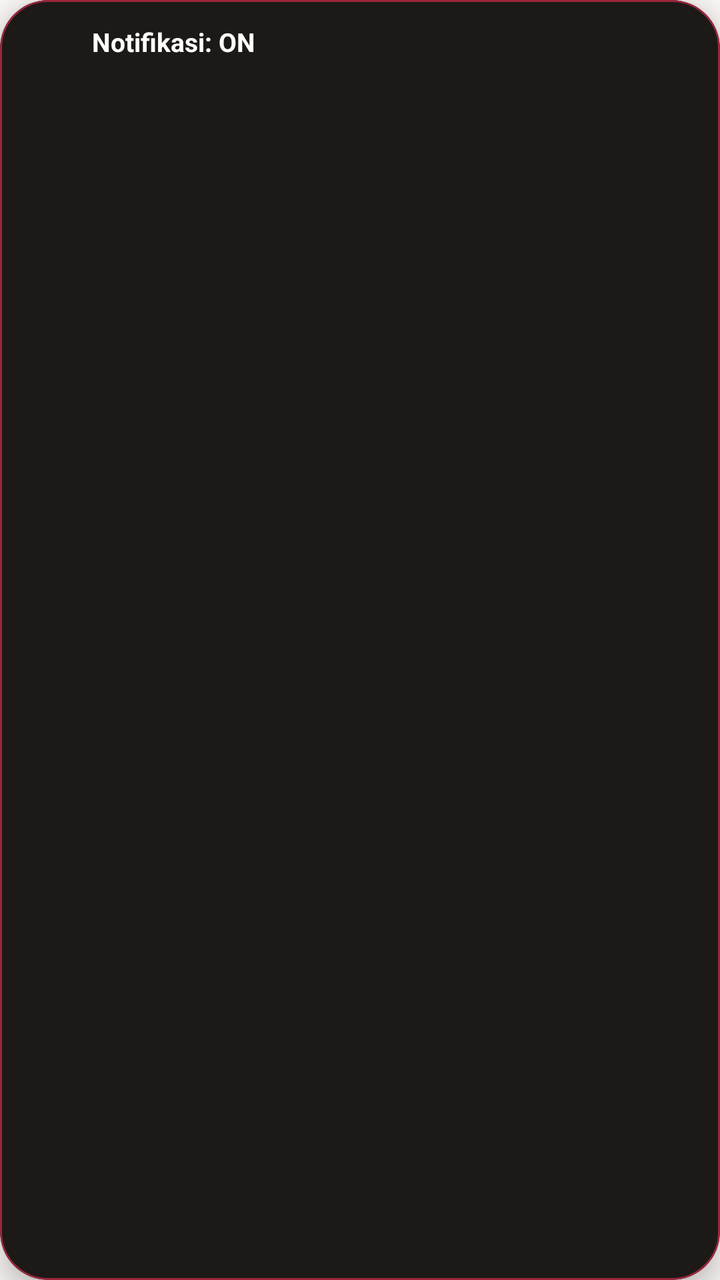
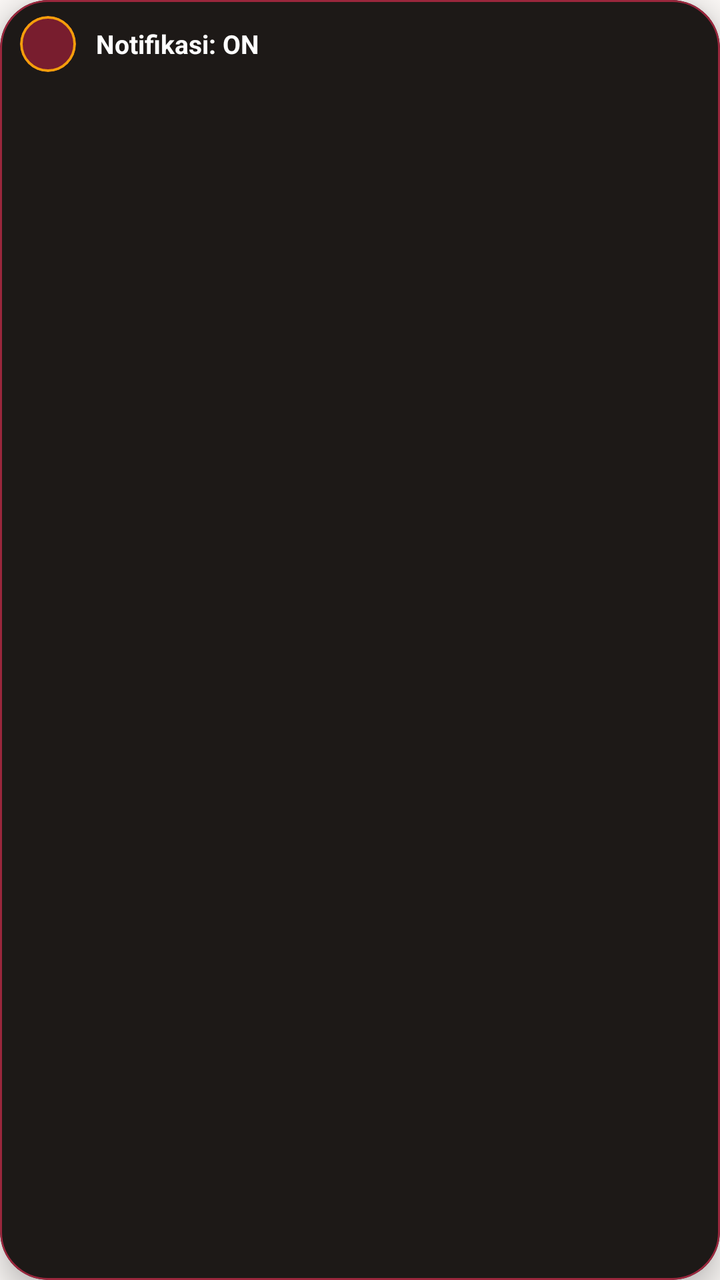

The first picture is an Android layout as it rendered before a commit; the second is the same layout after the commit. The layout source and the unified diff follow.
<!-- AndroidManifest.xml: application theme Theme.ApkBookingFIlm -->
<!-- res/layout/view_app_toast.xml -->
<?xml version="1.0" encoding="utf-8"?>
<com.google.android.material.card.MaterialCardView xmlns:android="http://schemas.android.com/apk/res/android"
    xmlns:app="http://schemas.android.com/apk/res-auto"
    android:layout_width="wrap_content"
    android:layout_height="wrap_content"
    app:cardBackgroundColor="@color/text_primary"
    app:cardCornerRadius="24dp"
    app:cardElevation="8dp"
    app:strokeColor="@color/maroon_light"
    app:strokeWidth="1dp">

    <LinearLayout
        android:layout_width="wrap_content"
        android:layout_height="wrap_content"
        android:gravity="center_vertical"
        android:orientation="horizontal"
        android:paddingStart="10dp"
        android:paddingTop="8dp"
        android:paddingEnd="16dp"
        android:paddingBottom="8dp">

        <ImageView
            android:id="@+id/ivAppToastLogo"
            android:layout_width="26dp"
            android:layout_height="26dp"
            android:src="@mipmap/ic_launcher_round" />

        <TextView
            android:id="@+id/tvAppToastMessage"
            android:layout_width="wrap_content"
            android:layout_height="wrap_content"
            android:layout_marginStart="10dp"
            android:maxWidth="250dp"
            android:text="Notifikasi: ON"
            android:textColor="@color/white"
            android:textSize="13sp"
            android:textStyle="bold" />
    </LinearLayout>
</com.google.android.material.card.MaterialCardView>
<!-- resources referenced by this layout -->
<resources>
  <color name="maroon_light">#9A273D</color>
  <color name="text_primary">#1D1917</color>
  <color name="white">#FFFFFFFF</color>
  <!-- mipmap ic_launcher_round (mipmap-anydpi-v26) -->
  <?xml version="1.0" encoding="utf-8"?>
  <adaptive-icon xmlns:android="http://schemas.android.com/apk/res/android">
      <background android:drawable="@drawable/ic_launcher_background" />
      <foreground android:drawable="@drawable/ic_launcher_foreground" />
      <monochrome android:drawable="@drawable/ic_launcher_foreground" />
  </adaptive-icon>
  <style name="Theme.ApkBookingFIlm" parent="Base.Theme.ApkBookingFIlm" />
  <!-- drawable ic_launcher_background (drawable) -->
  <?xml version="1.0" encoding="utf-8"?>
  <vector xmlns:android="http://schemas.android.com/apk/res/android"
      android:width="108dp"
      android:height="108dp"
      android:viewportWidth="108"
      android:viewportHeight="108">
      
      <path
          android:fillColor="#781D2E"
          android:pathData="M0,0h108v108h-108z" />
      <path
          android:fillColor="#581220"
          android:pathData="M0,62 L108,34 L108,108 L0,108 Z" />
      <path
          android:fillColor="#1AFBF2EC"
          android:pathData="M54,54m-42,0a42,42 0,1 1,84 0a42,42 0,1 1,-84 0" />
  </vector>
  <style name="Base.Theme.ApkBookingFIlm" parent="Theme.Material3.Light.NoActionBar">
          <item name="colorPrimary">@color/maroon_primary</item>
          <item name="colorPrimaryDark">@color/maroon_dark</item>
          <item name="colorSecondary">@color/maroon_light</item>
          <item name="colorSurface">@color/bg_surface</item>
          <item name="colorOnSurface">@color/text_primary</item>
          <item name="android:windowBackground">@color/bg_cream</item>
          <item name="android:statusBarColor">@color/bg_cream</item>
          <item name="android:windowLightStatusBar">true</item>
          <item name="android:navigationBarColor">@color/bg_white</item>
          <item name="android:windowLightNavigationBar" tools:targetApi="o_mr1">true</item>
          <item name="materialAlertDialogTheme">@style/ThemedAlertDialog</item>
      </style>
  <color name="maroon_primary">#781D2E</color>
  <color name="maroon_dark">#581220</color>
  <color name="bg_surface">#FFFFFF</color>
  <color name="bg_cream">#FAF7F5</color>
  <color name="bg_white">#FFFFFFFF</color>
  <style name="ThemedAlertDialog" parent="ThemeOverlay.Material3.MaterialAlertDialog">
          <item name="colorSurface">@color/bg_surface</item>
          <item name="colorPrimary">@color/maroon_primary</item>
          <item name="colorOnSurface">@color/text_primary</item>
          <item name="colorOnSurfaceVariant">@color/text_secondary</item>
          <item name="android:background">@color/bg_surface</item>
      </style>
  <color name="text_secondary">#6E6763</color>
  <!-- unchanged entries left out for length: 1 -->
</resources>

<!-- the commit's change to res/layout/view_app_toast.xml (unified diff, before → after) -->
@@ -19,11 +19,22 @@
         android:paddingEnd="16dp"
         android:paddingBottom="8dp">
 
-        <ImageView
-            android:id="@+id/ivAppToastLogo"
-            android:layout_width="26dp"
-            android:layout_height="26dp"
-            android:src="@mipmap/ic_launcher_round" />
+        <com.google.android.material.card.MaterialCardView
+            android:layout_width="28dp"
+            android:layout_height="28dp"
+            app:cardCornerRadius="14dp"
+            app:cardElevation="0dp"
+            app:strokeColor="@color/gold_star"
+            app:strokeWidth="1.2dp"
+            app:cardBackgroundColor="@color/maroon_primary">
+
+            <ImageView
+                android:id="@+id/ivAppToastLogo"
+                android:layout_width="match_parent"
+                android:layout_height="match_parent"
+                android:scaleType="centerCrop"
+                android:src="@mipmap/ic_launcher_round" />
+        </com.google.android.material.card.MaterialCardView>
 
         <TextView
             android:id="@+id/tvAppToastMessage"
<!-- resource entries referenced after the edit -->
@@ -1,5 +1,6 @@
 <!-- resources referenced by this layout -->
 <resources>
+  <color name="gold_star">#F59E0B</color>
   <color name="maroon_light">#9A273D</color>
   <color name="text_primary">#1D1917</color>
   <color name="white">#FFFFFFFF</color>
